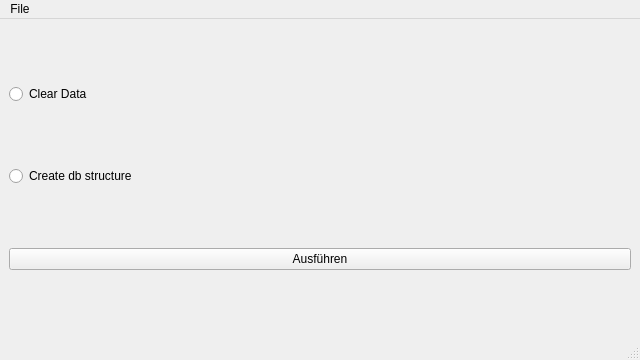
This is src/visuals/ui/forms/mainwindow.ui in future-gadget-lab-de/league_scrim_analytics_suite as Qt 5 draws it before an edit. The edited form follows.
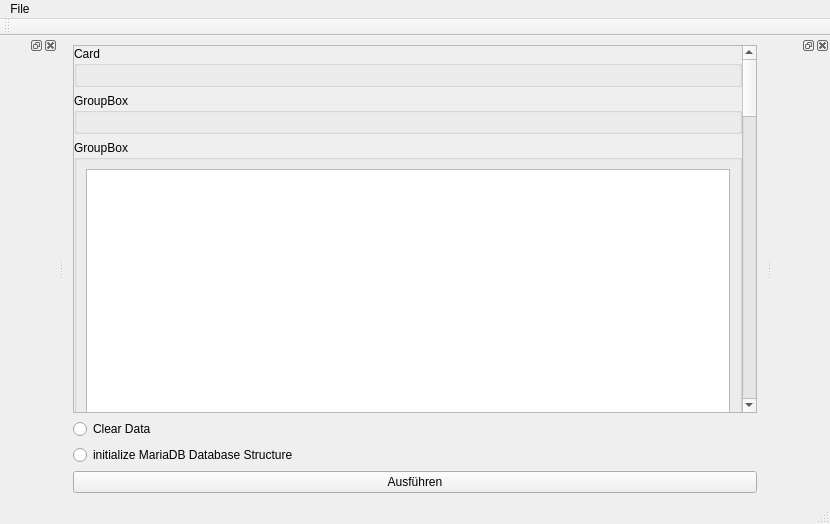
This is the edited form. Icons and pictures are not drawn.

Commit message: feat - sql file read / minor gui adjustments

Patch:
```diff
--- a/src/visuals/ui/forms/mainwindow.ui
+++ b/src/visuals/ui/forms/mainwindow.ui
@@ -9,8 +9,8 @@
    <rect>
     <x>0</x>
     <y>0</y>
-    <width>640</width>
-    <height>360</height>
+    <width>830</width>
+    <height>524</height>
    </rect>
   </property>
   <property name="minimumSize">
@@ -19,12 +19,6 @@
     <height>360</height>
    </size>
   </property>
-  <property name="maximumSize">
-   <size>
-    <width>640</width>
-    <height>360</height>
-   </size>
-  </property>
   <property name="windowTitle">
    <string>MainWindow</string>
   </property>
@@ -36,6 +30,137 @@
     </sizepolicy>
    </property>
    <layout class="QVBoxLayout" name="verticalLayout">
+    <item>
+     <widget class="QWidget" name="workspace" native="true">
+      <layout class="QHBoxLayout" name="horizontalLayout_6">
+       <property name="leftMargin">
+        <number>0</number>
+       </property>
+       <property name="topMargin">
+        <number>0</number>
+       </property>
+       <property name="rightMargin">
+        <number>0</number>
+       </property>
+       <property name="bottomMargin">
+        <number>0</number>
+       </property>
+       <item>
+        <layout class="QHBoxLayout" name="workspace_layout">
+         <item>
+          <widget class="QScrollArea" name="scrollArea">
+           <property name="widgetResizable">
+            <bool>true</bool>
+           </property>
+           <widget class="QWidget" name="scrollAreaWidgetContents">
+            <property name="geometry">
+             <rect>
+              <x>0</x>
+              <y>0</y>
+              <width>686</width>
+              <height>2204</height>
+             </rect>
+            </property>
+            <layout class="QHBoxLayout" name="horizontalLayout_3">
+             <property name="leftMargin">
+              <number>0</number>
+             </property>
+             <property name="topMargin">
+              <number>0</number>
+             </property>
+             <property name="rightMargin">
+              <number>0</number>
+             </property>
+             <property name="bottomMargin">
+              <number>0</number>
+             </property>
+             <item>
+              <layout class="QVBoxLayout" name="verticalLayout_2">
+               <item>
+                <widget class="QGroupBox" name="groupBox">
+                 <property name="title">
+                  <string>Card</string>
+                 </property>
+                 <layout class="QHBoxLayout" name="horizontalLayout">
+                  <item>
+                   <layout class="QFormLayout" name="formLayout"/>
+                  </item>
+                 </layout>
+                </widget>
+               </item>
+               <item>
+                <widget class="QGroupBox" name="groupBox_2">
+                 <property name="title">
+                  <string>GroupBox</string>
+                 </property>
+                 <layout class="QHBoxLayout" name="horizontalLayout_5">
+                  <item>
+                   <layout class="QGridLayout" name="gridLayout"/>
+                  </item>
+                 </layout>
+                </widget>
+               </item>
+               <item>
+                <widget class="QGroupBox" name="groupBox_3">
+                 <property name="title">
+                  <string>GroupBox</string>
+                 </property>
+                 <layout class="QHBoxLayout" name="horizontalLayout_7">
+                  <item>
+                   <widget class="QListWidget" name="listWidget">
+                    <property name="sizePolicy">
+                     <sizepolicy hsizetype="Expanding" vsizetype="Preferred">
+                      <horstretch>0</horstretch>
+                      <verstretch>0</verstretch>
+                     </sizepolicy>
+                    </property>
+                    <property name="minimumSize">
+                     <size>
+                      <width>0</width>
+                      <height>1000</height>
+                     </size>
+                    </property>
+                   </widget>
+                  </item>
+                 </layout>
+                </widget>
+               </item>
+               <item>
+                <widget class="QGroupBox" name="groupBox_4">
+                 <property name="title">
+                  <string>GroupBox</string>
+                 </property>
+                 <layout class="QHBoxLayout" name="horizontalLayout_8">
+                  <item>
+                   <widget class="QPlainTextEdit" name="plainTextEdit">
+                    <property name="sizePolicy">
+                     <sizepolicy hsizetype="Expanding" vsizetype="Preferred">
+                      <horstretch>0</horstretch>
+                      <verstretch>0</verstretch>
+                     </sizepolicy>
+                    </property>
+                    <property name="minimumSize">
+                     <size>
+                      <width>0</width>
+                      <height>1000</height>
+                     </size>
+                    </property>
+                   </widget>
+                  </item>
+                 </layout>
+                </widget>
+               </item>
+              </layout>
+             </item>
+            </layout>
+           </widget>
+          </widget>
+         </item>
+        </layout>
+       </item>
+      </layout>
+     </widget>
+    </item>
     <item>
      <widget class="QRadioButton" name="radio_clear">
       <property name="text">
@@ -46,7 +171,7 @@
     <item>
      <widget class="QRadioButton" name="radio_db_create">
       <property name="text">
-       <string>Create db structure</string>
+       <string>initialize MariaDB Database Structure</string>
       </property>
      </widget>
     </item>
@@ -67,7 +192,7 @@
     <rect>
      <x>0</x>
      <y>0</y>
-     <width>640</width>
+     <width>830</width>
      <height>23</height>
     </rect>
    </property>
@@ -82,6 +207,65 @@
    <addaction name="menuFile"/>
   </widget>
   <widget class="QStatusBar" name="statusbar"/>
+  <widget class="QToolBar" name="tools">
+   <property name="windowTitle">
+    <string>toolBar</string>
+   </property>
+   <attribute name="toolBarArea">
+    <enum>TopToolBarArea</enum>
+   </attribute>
+   <attribute name="toolBarBreak">
+    <bool>false</bool>
+   </attribute>
+  </widget>
+  <widget class="QDockWidget" name="left_dock">
+   <attribute name="dockWidgetArea">
+    <number>1</number>
+   </attribute>
+   <widget class="QWidget" name="left_dock_content">
+    <layout class="QHBoxLayout" name="horizontalLayout_2">
+     <property name="leftMargin">
+      <number>0</number>
+     </property>
+     <property name="topMargin">
+      <number>0</number>
+     </property>
+     <property name="rightMargin">
+      <number>0</number>
+     </property>
+     <property name="bottomMargin">
+      <number>0</number>
+     </property>
+     <item>
+      <layout class="QHBoxLayout" name="left_dock_layout"/>
+     </item>
+    </layout>
+   </widget>
+  </widget>
+  <widget class="QDockWidget" name="right_dock">
+   <attribute name="dockWidgetArea">
+    <number>2</number>
+   </attribute>
+   <widget class="QWidget" name="right_dock_content">
+    <layout class="QHBoxLayout" name="horizontalLayout_4">
+     <property name="leftMargin">
+      <number>0</number>
+     </property>
+     <property name="topMargin">
+      <number>0</number>
+     </property>
+     <property name="rightMargin">
+      <number>0</number>
+     </property>
+     <property name="bottomMargin">
+      <number>0</number>
+     </property>
+     <item>
+      <layout class="QHBoxLayout" name="right_dock_layout"/>
+     </item>
+    </layout>
+   </widget>
+  </widget>
   <action name="actionsettings">
    <property name="text">
     <string>settings</string>
```
The commit also changes 5 other files.
